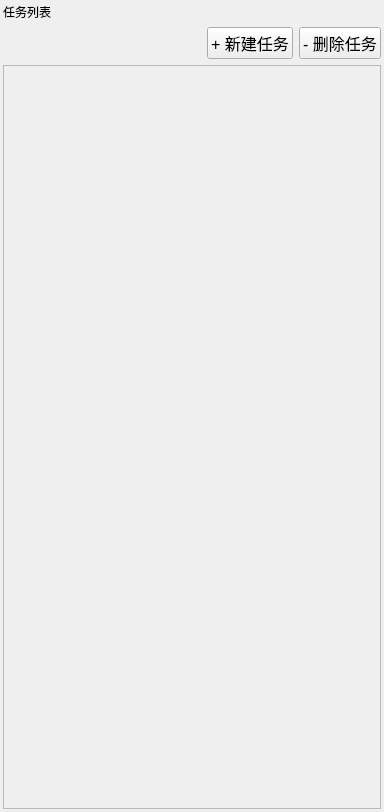
This is source/01-TaskPlan/RZTaskListWidget.ui in jackstraw1112/Dronesoft as Qt 5 draws it before an edit. The edited form follows.
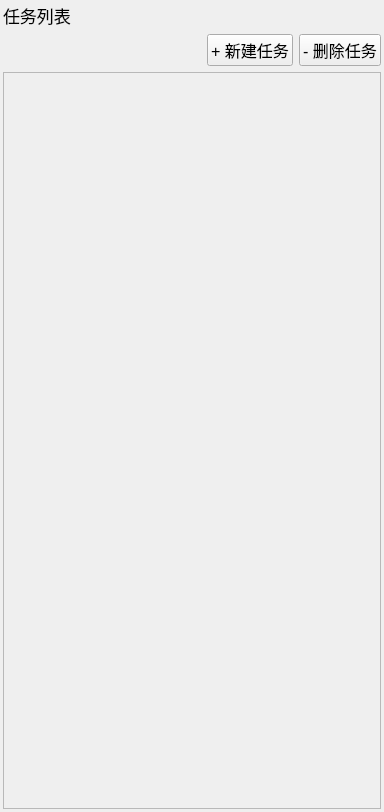
This is the edited form.

Patch:
```diff
--- a/source/01-TaskPlan/RZTaskListWidget.ui
+++ b/source/01-TaskPlan/RZTaskListWidget.ui
@@ -49,6 +49,11 @@
       </property>
       <item>
        <widget class="QLabel" name="lblTaskListTitle">
+        <property name="font">
+         <font>
+          <pointsize>13</pointsize>
+         </font>
+        </property>
         <property name="text">
          <string>任务列表</string>
         </property>
```
